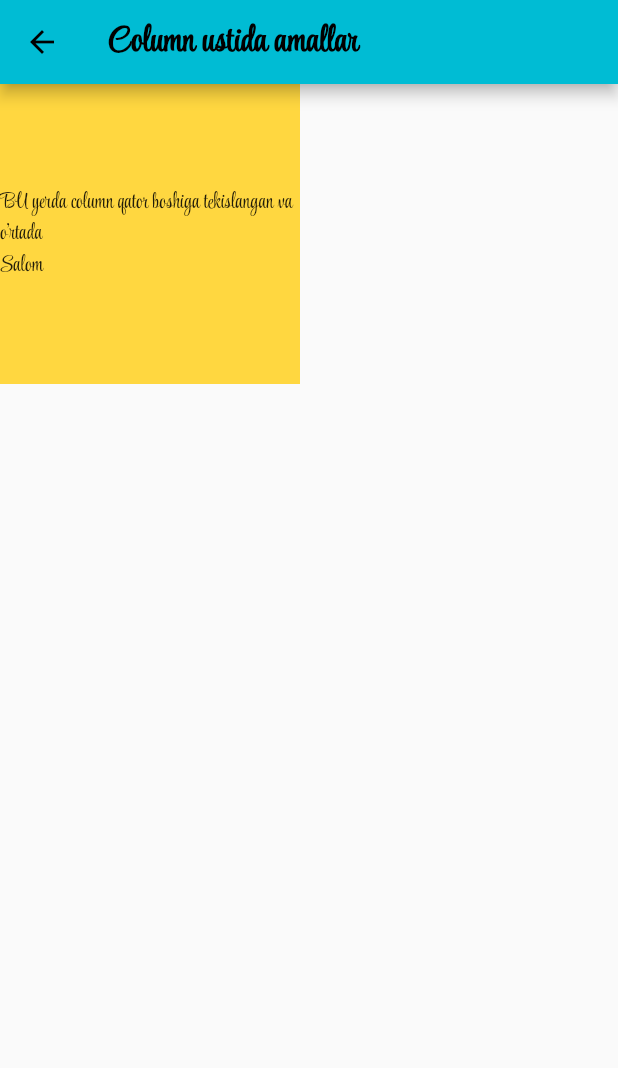
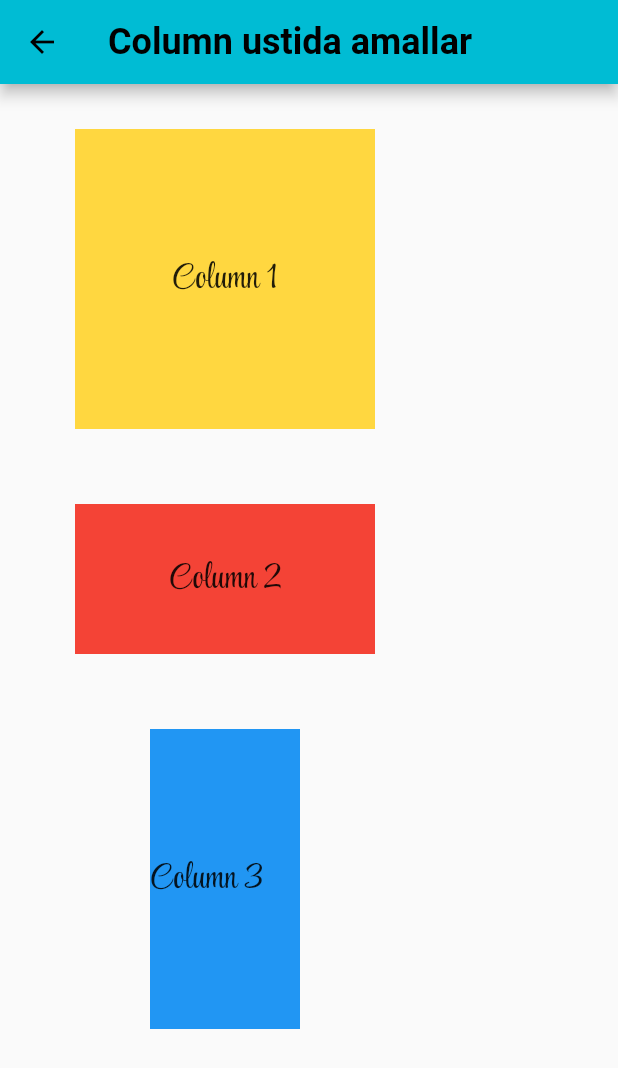
Before and after one commit to d0niy0r/flutter-widgets, a Flutter app: the screen it shows after launch, after a tap on "Column", on a phone screen of 412 x 824 dp. Shown: the top 1068 px of the screen. Run offline on Flutter 3.47's test engine with Material 2 defaults, Android fonts, the phone set to English and light mode, and no system bars.

Commit message:
add Row widget

```diff
--- a/lib/homePage.dart
+++ b/lib/homePage.dart
@@ -1,4 +1,5 @@
 import 'package:flutter/material.dart';
+import 'package:widgets/widgets-screens/Row.dart';
 import 'package:widgets/widgets-screens/column.dart';
 import 'package:widgets/widgets-screens/text.dart';
 
@@ -18,11 +19,14 @@ class HomePage extends StatelessWidget {
         ),
       ),
       body: Container(
-        margin: EdgeInsets.all(12),
+        margin: EdgeInsets.all(50),
         child: Column(
+          mainAxisAlignment: MainAxisAlignment.center,
+          crossAxisAlignment: CrossAxisAlignment.stretch,
           children: [
             ElevatedButton(
               style: ElevatedButton.styleFrom(
+                backgroundColor: Colors.amber,
                 padding: EdgeInsets.all(20),
                 shape: RoundedRectangleBorder(
                   borderRadius: BorderRadius.circular(12),
@@ -32,13 +36,21 @@ class HomePage extends StatelessWidget {
                 Navigator.push(context,
                     MaterialPageRoute(builder: (context) => ColumnPage()));
               },
-              child: Text("Column"),
+              child: const Text(
+                "Column",
+                style: TextStyle(
+                  fontWeight: FontWeight.bold,
+                  fontFamily: "StyleScript",
+                  fontSize: 24,
+                ),
+              ),
             ),
-            SizedBox(
+            const SizedBox(
               height: 12,
             ),
             ElevatedButton(
               style: ElevatedButton.styleFrom(
+                  backgroundColor: Colors.red,
                   padding: EdgeInsets.all(20),
                   shape: RoundedRectangleBorder(
                     borderRadius: BorderRadius.circular(12),
@@ -47,8 +59,38 @@ class HomePage extends StatelessWidget {
                 Navigator.push(context,
                     MaterialPageRoute(builder: (context) => TextPage()));
               },
-              child: Text("Text"),
-            )
+              child: const Text(
+                "Text",
+                style: TextStyle(
+                  fontWeight: FontWeight.bold,
+                  fontFamily: "StyleScript",
+                  fontSize: 24,
+                ),
+              ),
+            ),
+            const SizedBox(
+              height: 12,
+            ),
+            ElevatedButton(
+              style: ElevatedButton.styleFrom(
+                  backgroundColor: Colors.blue,
+                  padding: EdgeInsets.all(20),
+                  shape: RoundedRectangleBorder(
+                    borderRadius: BorderRadius.circular(12),
+                  )),
+              onPressed: () {
+                Navigator.push(context,
+                    MaterialPageRoute(builder: (context) => RowPage()));
+              },
+              child: const Text(
+                "Row",
+                style: TextStyle(
+                  fontWeight: FontWeight.bold,
+                  fontFamily: "StyleScript",
+                  fontSize: 24,
+                ),
+              ),
+            ),
           ],
         ),
       ),
--- a/lib/main.dart
+++ b/lib/main.dart
@@ -15,7 +15,6 @@ class MyApp extends StatelessWidget {
     return MaterialApp(
       title: 'Flutter Demo',
       theme: ThemeData(
-        fontFamily: "StyleScript",
         primarySwatch: Colors.cyan,
       ),
       home: HomePage(),
--- a/lib/widgets-screens/column.dart
+++ b/lib/widgets-screens/column.dart
@@ -15,18 +15,66 @@ class ColumnPage extends StatelessWidget {
           ),
         ),
       ),
-      body: Container(
+      body: Column(
+        mainAxisSize: MainAxisSize.max,
+        children: [
+          SizedBox(
+            height: 30,
+          ),
+          Container(
             width: 200,
             height: 200,
             color: Colors.amberAccent,
             child: Column(
               mainAxisAlignment: MainAxisAlignment.center,
-          crossAxisAlignment: CrossAxisAlignment.stretch,
               children: [
-            Text("BU yerda column qator boshiga tekislangan va o'rtada"),
-            Text("Salom"),
+                Text(
+                  "Column 1",
+                  style: TextStyle(
+                    fontFamily: "StyleScript",
+                    fontSize: 24,
+                  ),
+                ),
               ],
             ),
+          ),
+          Container(
+            margin: EdgeInsets.all(50),
+            width: 200,
+            height: 100,
+            color: Colors.red,
+            child: Column(
+              mainAxisAlignment: MainAxisAlignment.center,
+              children: [
+                Text(
+                  "Column 2",
+                  style: TextStyle(
+                    fontFamily: "StyleScript",
+                    fontSize: 24,
+                  ),
+                ),
+              ],
+            ),
+          ),
+          Container(
+            alignment: Alignment.topLeft,
+            width: 100,
+            height: 200,
+            color: Colors.blue,
+            child: Column(
+              mainAxisAlignment: MainAxisAlignment.center,
+              children: [
+                Text(
+                  "Column 3",
+                  style: TextStyle(
+                    fontFamily: "StyleScript",
+                    fontSize: 24,
+                  ),
+                ),
+              ],
+            ),
+          ),
+        ],
       ),
     );
   }
```
Also changed, not shown: lib/widgets-screens/Row.dart (added, +66 -0 lines), lib/widgets-screens/text.dart (+32 -3 lines). Lines whose indentation alone changed are shown as unchanged.
